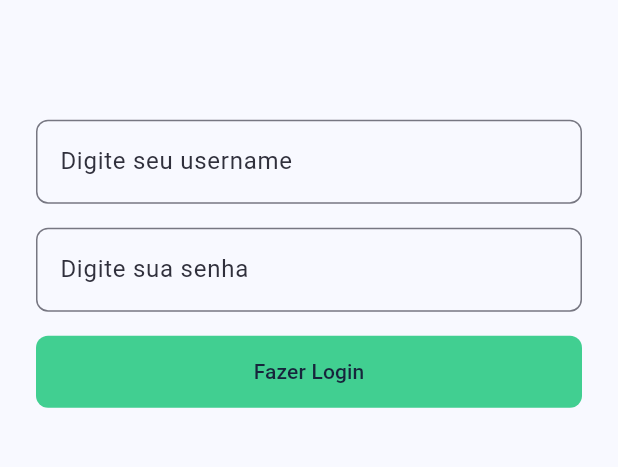
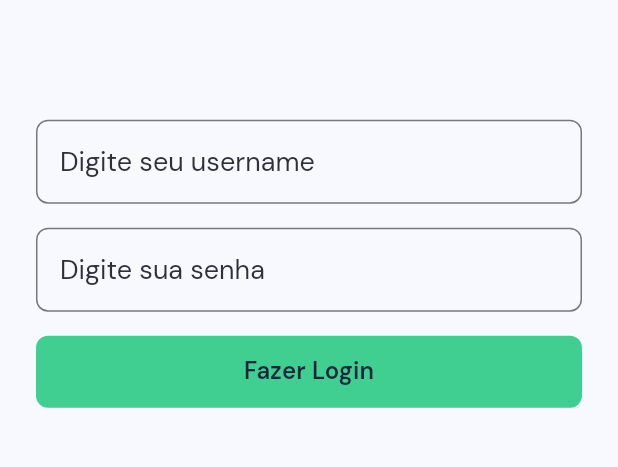
Before and after one commit to EduKaique/flowcase, a Flutter app: the screen it shows after launch, on a phone screen of 412 x 824 dp, the part 461-928 px from its top. Run offline on Flutter 3.47's test engine with Material 3 defaults, Android fonts, the phone set to English and light mode, and no system bars; our stand-ins replace flutter_secure_storage, go_router, google_fonts; accounts and stored records are empty.

Commit message:
feat: add text theme and typography extensions

```diff
--- a/lib/ui/core/themes/theme.dart
+++ b/lib/ui/core/themes/theme.dart
@@ -1,24 +1,27 @@
 import 'package:flowcase/ui/core/themes/colors/color_extension_scheme.dart';
 import 'package:flowcase/ui/core/themes/colors/color_scheme.dart';
+import 'package:flowcase/ui/core/themes/type/text_extension_theme.dart';
+import 'package:flowcase/ui/core/themes/type/text_theme.dart';
 import 'package:flutter/material.dart';
-import 'package:google_fonts/google_fonts.dart';
 
 abstract final class AppTheme {
   static ThemeData lightTheme = ThemeData(
     brightness: Brightness.light,
     colorScheme: AppColorScheme.lightColorScheme,
-    fontFamily: GoogleFonts.roboto().fontFamily,
+    textTheme: AppTextTheme.textTheme,
     extensions: [
       AppColorExtensionScheme.lightColorExtensionScheme,
+      AppTextExtensionTheme.base(),
     ]
   );
 
   static ThemeData darkTheme = ThemeData(
     brightness: Brightness.dark,
     colorScheme: AppColorScheme.darkColorScheme,
-    fontFamily: GoogleFonts.roboto().fontFamily,
+    textTheme: AppTextTheme.textTheme,
     extensions: [
       AppColorExtensionScheme.darkColorExtensionScheme,
+      AppTextExtensionTheme.base(),
     ]
   );
 }
--- /dev/null
+++ b/lib/ui/core/themes/type/text_extension_theme.dart
@@ -0,0 +1,51 @@
+import 'package:flutter/material.dart';
+import 'text_theme.dart';
+import 'typography_alias.dart';
+
+@immutable
+class AppTextExtensionTheme extends ThemeExtension<AppTextExtensionTheme> {
+  final TextStyle headlineSmallEmphasized;
+  final TextStyle titleLargeEmphasized;
+  final TextStyle titleMediumEmphasized;
+  final TextStyle titleSmallEmphasized;
+  final TextStyle bodyLargeEmphasized;
+  final TextStyle bodyMediumEmphasized;
+  final TextStyle bodySmallEmphasized;
+
+  const AppTextExtensionTheme({
+    required this.headlineSmallEmphasized,
+    required this.titleLargeEmphasized,
+    required this.titleMediumEmphasized,
+    required this.titleSmallEmphasized,
+    required this.bodyLargeEmphasized,
+    required this.bodyMediumEmphasized,
+    required this.bodySmallEmphasized,
+  });
+
+  factory AppTextExtensionTheme.base() {
+    final t = AppTextTheme.textTheme;
+    final semiBold = AppTypographyAlias.typeFontWeightSemibold;
+
+    return AppTextExtensionTheme(
+      headlineSmallEmphasized: t.headlineSmall!.copyWith(fontWeight: semiBold),
+      titleLargeEmphasized: t.titleLarge!.copyWith(fontWeight: semiBold),
+      titleMediumEmphasized: t.titleMedium!.copyWith(fontWeight: semiBold),
+      titleSmallEmphasized: t.titleSmall!.copyWith(fontWeight: semiBold),
+      bodyLargeEmphasized: t.bodyLarge!.copyWith(fontWeight: semiBold),
+      bodyMediumEmphasized: t.bodyMedium!.copyWith(fontWeight: semiBold),
+      bodySmallEmphasized: t.bodySmall!.copyWith(fontWeight: semiBold),
+    );
+  }
+
+  @override
+  AppTextExtensionTheme copyWith() => this;
+
+  @override
+  AppTextExtensionTheme lerp(
+    ThemeExtension<AppTextExtensionTheme>? other,
+    double t,
+  ) {
+    if (other is! AppTextExtensionTheme) return this;
+    return this;
+  }
+}
--- /dev/null
+++ b/lib/ui/core/themes/type/text_theme.dart
@@ -0,0 +1,133 @@
+import 'package:flutter/material.dart';
+import 'typography_alias.dart';
+
+abstract final class AppTextTheme {
+
+  static final TextTheme textTheme = TextTheme(
+
+    // ================== DISPLAY ==================
+    displayLarge: TextStyle(
+      fontFamily: AppTypographyAlias.typeFaceBrand,
+      fontSize: AppTypographyAlias.typeTextSize7XL,
+      fontWeight: AppTypographyAlias.typeFontWeightRegular,
+      letterSpacing: AppTypographyAlias.typeLetterSpacingTighter,
+      height: AppTypographyAlias.typeLineHeight7XL / AppTypographyAlias.typeTextSize7XL,
+    ),
+
+    displayMedium: TextStyle(
+      fontFamily: AppTypographyAlias.typeFaceBrand,
+      fontSize: AppTypographyAlias.typeTextSize6XL,
+      fontWeight: AppTypographyAlias.typeFontWeightRegular,
+      letterSpacing: AppTypographyAlias.typeLetterSpacingTighter,
+      height: AppTypographyAlias.typeLineHeight6XL / AppTypographyAlias.typeTextSize6XL,
+    ),
+
+    displaySmall: TextStyle(
+      fontFamily: AppTypographyAlias.typeFaceBrand,
+      fontSize: AppTypographyAlias.typeTextSize5XL,
+      fontWeight: AppTypographyAlias.typeFontWeightRegular,
+      letterSpacing: AppTypographyAlias.typeLetterSpacingNormal,
+      height: AppTypographyAlias.typeLineHeight5XL / AppTypographyAlias.typeTextSize5XL,
+    ),
+
+    // ================== HEADLINE ==================
+    headlineLarge: TextStyle(
+      fontFamily: AppTypographyAlias.typeFaceBrand,
+      fontSize: AppTypographyAlias.typeTextSize4XL,
+      fontWeight: AppTypographyAlias.typeFontWeightRegular,
+      letterSpacing: AppTypographyAlias.typeLetterSpacingNormal,
+      height: AppTypographyAlias.typeLineHeight4XL / AppTypographyAlias.typeTextSize4XL,
+    ),
+
+    headlineMedium: TextStyle(
+      fontFamily: AppTypographyAlias.typeFaceBrand,
+      fontSize: AppTypographyAlias.typeTextSize3XL,
+      fontWeight: AppTypographyAlias.typeFontWeightRegular,
+      letterSpacing: AppTypographyAlias.typeLetterSpacingNormal,
+      height: AppTypographyAlias.typeLineHeight3XL / AppTypographyAlias.typeTextSize3XL,
+    ),
+
+    headlineSmall: TextStyle(
+      fontFamily: AppTypographyAlias.typeFacePlain,
+      fontSize: AppTypographyAlias.typeTextSize2XL,
+      fontWeight: AppTypographyAlias.typeFontWeightRegular,
+      letterSpacing: AppTypographyAlias.typeLetterSpacingNormal,
+      height: AppTypographyAlias.typeLineHeight2XL / AppTypographyAlias.typeTextSize2XL,
+    ),
+
+    // ================== TITLE ==================
+    titleLarge: TextStyle(
+      fontFamily: AppTypographyAlias.typeFacePlain,
+      fontSize: AppTypographyAlias.typeTextSizeXL,
+      fontWeight: AppTypographyAlias.typeFontWeightRegular,
+      letterSpacing: AppTypographyAlias.typeLetterSpacingNormal,
+      height: AppTypographyAlias.typeLineHeightXL / AppTypographyAlias.typeTextSizeXL,
+    ),
+
+    titleMedium: TextStyle(
+      fontFamily: AppTypographyAlias.typeFacePlain,
+      fontSize: AppTypographyAlias.typeTextSizeLG,
+      fontWeight: AppTypographyAlias.typeFontWeightRegular,
+      letterSpacing: AppTypographyAlias.typeLetterSpacingNormal,
+      height: AppTypographyAlias.typeLineHeightLG / AppTypographyAlias.typeTextSizeLG,
+    ),
+
+    titleSmall: TextStyle(
+      fontFamily: AppTypographyAlias.typeFacePlain,
+      fontSize: AppTypographyAlias.typeTextSizeBase,
+      fontWeight: AppTypographyAlias.typeFontWeightRegular,
+      letterSpacing: AppTypographyAlias.typeLetterSpacingNormal,
+      height: AppTypographyAlias.typeLineHeightLG / AppTypographyAlias.typeTextSizeBase,
+    ),
+
+    // ================== BODY ==================
+    bodyLarge: TextStyle(
+      fontFamily: AppTypographyAlias.typeFacePlain,
+      fontSize: AppTypographyAlias.typeTextSizeLG,
+      fontWeight: AppTypographyAlias.typeFontWeightRegular,
+      letterSpacing: AppTypographyAlias.typeLetterSpacingNormal,
+      height: AppTypographyAlias.typeLineHeightXL / AppTypographyAlias.typeTextSizeLG,
+    ),
+
+    bodyMedium: TextStyle(
+      fontFamily: AppTypographyAlias.typeFacePlain,
+      fontSize: AppTypographyAlias.typeTextSizeBase,
+      fontWeight: AppTypographyAlias.typeFontWeightRegular,
+      letterSpacing: AppTypographyAlias.typeLetterSpacingWide,
+      height: AppTypographyAlias.typeLineHeightXL / AppTypographyAlias.typeTextSizeBase,
+    ),
+
+    bodySmall: TextStyle(
+      fontFamily: AppTypographyAlias.typeFacePlain,
+      fontSize: AppTypographyAlias.typeTextSizeSM,
+      fontWeight: AppTypographyAlias.typeFontWeightRegular,
+      letterSpacing: AppTypographyAlias.typeLetterSpacingWide,
+      height: AppTypographyAlias.typeLineHeightLG / AppTypographyAlias.typeTextSizeSM,
+    ),
+
+    // ================== LABEL ==================
+    labelLarge: TextStyle(
+      fontFamily: AppTypographyAlias.typeFacePlain,
+      fontSize: AppTypographyAlias.typeTextSizeBase,
+      fontWeight: AppTypographyAlias.typeFontWeightSemibold,
+      letterSpacing: AppTypographyAlias.typeLetterSpacingWide,
+      height: AppTypographyAlias.typeLineHeightLG / AppTypographyAlias.typeTextSizeBase,
+    ),
+
+    labelMedium: TextStyle(
+      fontFamily: AppTypographyAlias.typeFacePlain,
+      fontSize: AppTypographyAlias.typeTextSizeSM,
+      fontWeight: AppTypographyAlias.typeFontWeightSemibold,
+      letterSpacing: AppTypographyAlias.typeLetterSpacingWider,
+      height: AppTypographyAlias.typeLineHeightLG / AppTypographyAlias.typeTextSizeSM,
+    ),
+
+    labelSmall: TextStyle(
+      fontFamily: AppTypographyAlias.typeFacePlain,
+      fontSize: AppTypographyAlias.typeTextSizeXS,
+      fontWeight: AppTypographyAlias.typeFontWeightSemibold,
+      letterSpacing: AppTypographyAlias.typeLetterSpacingWidest,
+      height: AppTypographyAlias.typeLineHeightLG / AppTypographyAlias.typeTextSizeXS,
+    ),
+  );
+}
--- a/lib/ui/features/favorites/widgets/favorite_screen.dart
+++ b/lib/ui/features/favorites/widgets/favorite_screen.dart
@@ -1,4 +1,5 @@
 import 'package:flutter/material.dart';
+import 'package:go_router/go_router.dart';
 
 class FavoriteScreen extends StatefulWidget {
   const FavoriteScreen({super.key});
@@ -23,7 +24,9 @@ class _FavoriteScreenState extends State<FavoriteScreen> {
         padding: const EdgeInsets.all(16.0),
         child: Card.outlined(
           child: ListTile(
-            onTap: () => Navigator.of(context).pushNamed('/artigo/1'),
+            onTap: () {
+              context.push('/article/1');
+            },
             leading: IconButton(
               icon: Icon(
                 _isFavorite ? Icons.favorite : Icons.favorite_border,
--- a/lib/ui/features/feed/widgets/feed_screen.dart
+++ b/lib/ui/features/feed/widgets/feed_screen.dart
@@ -1,4 +1,5 @@
 import 'package:flutter/material.dart';
+import 'package:go_router/go_router.dart';
 
 class FeedScreen extends StatelessWidget {
   const FeedScreen({super.key});
@@ -17,7 +18,9 @@ class FeedScreen extends StatelessWidget {
               children: [
                 Card.outlined(
                   child: ListTile(
-                    onTap: () => Navigator.of(context).pushNamed('/artigo/1'),
+                    onTap: () {
+                      context.push('/article/1');
+                    },
                     title: Text('User Name'),
                     subtitle: Text('This is a sample post in the feed.'),
                     trailing: ClipRRect(
```
Also changed, not shown: lib/ui/core/themes/type/helper_text_extension.dart (added, +7 -0 lines), lib/ui/core/themes/type/typography_alias.dart (added, +47 -0 lines), lib/ui/core/themes/type/typography_foundation.dart (added, +47 -0 lines).
